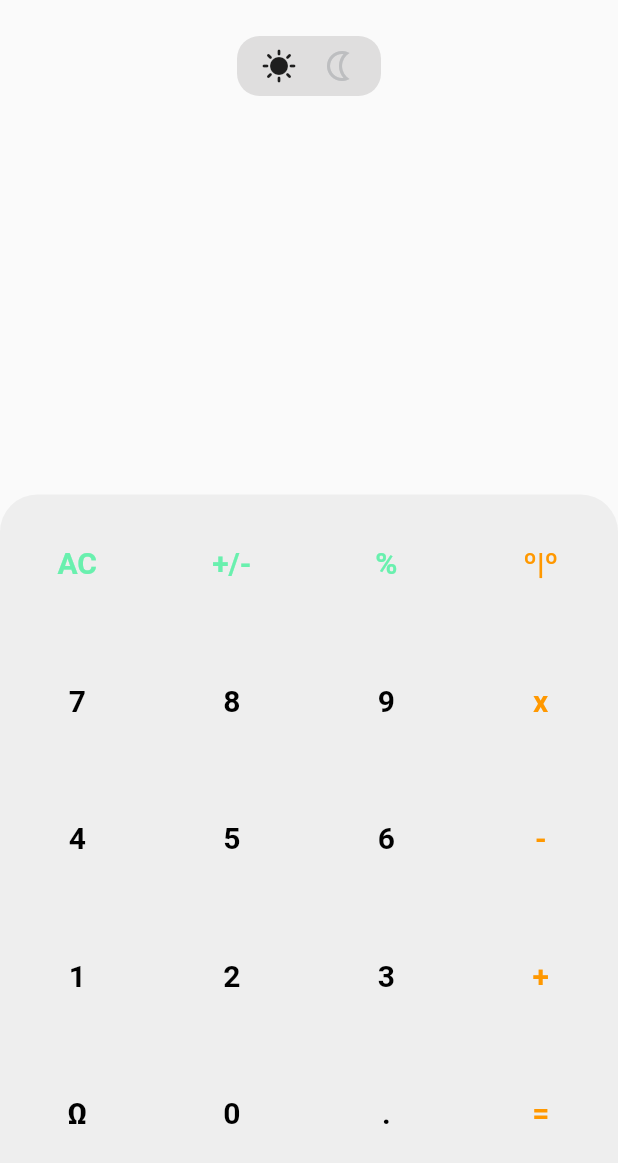
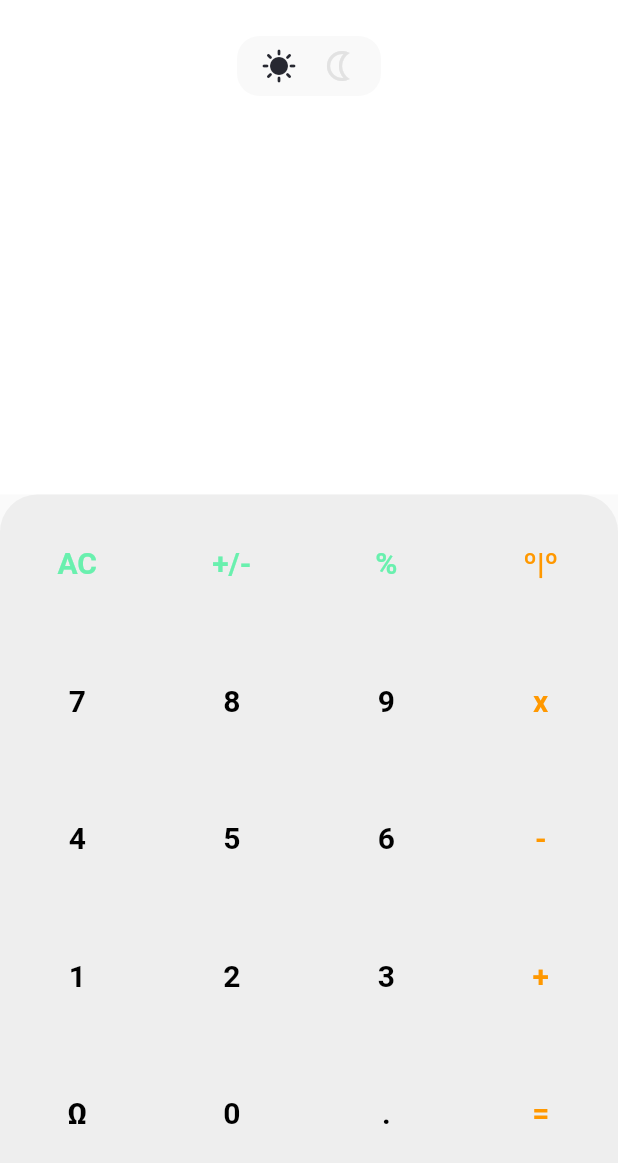
Before and after one commit to HerculesGit/calc_clean_arch, a Flutter app: the screen it shows after launch, on a phone screen of 412 x 824 dp. Shown: the top 1163 px of the screen. Run offline on Flutter 3.47's test engine with Material 2 defaults, Android fonts, the phone set to English and light mode, and no system bars.

Commit message:
add AppTheme, add provide to  change theme (light or dark), implement dark and light mode to display calculator

```diff
--- a/lib/config/themes.dart
+++ b/lib/config/themes.dart
@@ -3,3 +3,39 @@ import 'package:flutter/material.dart';
 const kDisplayResultTextStyle = TextStyle();
 
 const kDefaultMargin = 16.0;
+
+class AppTheme {
+  static bool _isDark = false;
+
+  static changeThemeMode(bool isDark) async {
+    _isDark = isDark;
+  }
+
+  static Color get primaryColor {
+    return (_isDark) ? const Color(0xFF18AC91) : const Color(0xFF18AC91);
+  }
+
+  static Color get secondaryColor {
+    return (_isDark) ? const Color(0xFFE69291) : const Color(0xFFE69291);
+  }
+
+  static Color get backgroundColor {
+    return (_isDark) ? const Color(0xFF22252D) : const Color(0xFFFFFFFF);
+  }
+
+  static Color get backgroundCardColor {
+    return (_isDark) ? const Color(0xFF2A2D37) : const Color(0xFFF9F9F9);
+  }
+
+  static Color get enabledAccentColor {
+    return (_isDark) ? const Color(0xFFFFFFFF) : const Color(0xFF272831);
+  }
+
+  static Color get disabledAccentColor {
+    return (_isDark) ? const Color(0xFF4C4F57) : const Color(0xFFE2E2E2);
+  }
+
+  static Color get textColor {
+    return (_isDark) ? const Color(0xFFFFFFFF) : const Color(0xFF272831);
+  }
+}
--- a/lib/main.dart
+++ b/lib/main.dart
@@ -1,3 +1,4 @@
+import 'package:calc_clean_arch/presentation/controllers/app_theme_controller.dart';
 import 'package:calc_clean_arch/presentation/controllers/basic_calculator_controller.dart';
 import 'package:flutter/material.dart';
 import 'package:provider/provider.dart';
@@ -24,10 +25,18 @@ class MyApp extends StatelessWidget {
 
   @override
   Widget build(BuildContext context) {
-    return MaterialApp(
-      title: 'Flutter Calc',
-      theme: ThemeData(primarySwatch: Colors.blue),
-      onGenerateRoute: AppRoutes.onGenerateRoutes,
+    return ChangeNotifierProvider(
+      create: (_) => AppThemeController(),
+      child: Consumer<AppThemeController>(
+        builder: (context, appTheme, child) {
+          return MaterialApp(
+            debugShowCheckedModeBanner: false,
+            title: 'Flutter Calc',
+            theme: ThemeData(primarySwatch: Colors.blue),
+            onGenerateRoute: AppRoutes.onGenerateRoutes,
+          );
+        },
+      ),
     );
   }
 }
--- /dev/null
+++ b/lib/presentation/controllers/app_theme_controller.dart
@@ -0,0 +1,19 @@
+import 'package:flutter/material.dart';
+
+import '../../config/themes.dart';
+
+class AppThemeController extends ChangeNotifier {
+  bool _isDark = false;
+
+  bool get isDark => _isDark;
+
+  AppThemeController() {
+    _isDark = false;
+  }
+
+  set isDark(bool isDark) {
+    _isDark = isDark;
+    AppTheme.changeThemeMode(_isDark);
+    notifyListeners();
+  }
+}
--- a/lib/presentation/widgets/calculator_display_widget.dart
+++ b/lib/presentation/widgets/calculator_display_widget.dart
@@ -1,6 +1,8 @@
 import 'package:flutter/material.dart';
+import 'package:provider/provider.dart';
 
 import '../../config/themes.dart';
+import '../controllers/app_theme_controller.dart';
 
 class CalculatorDisplayWidget extends StatelessWidget {
   final String result;
@@ -14,28 +16,29 @@ class CalculatorDisplayWidget extends StatelessWidget {
   Widget build(BuildContext context) => _buildDisplay(context);
 
   Widget _buildDisplay(BuildContext context) {
-    return Padding(
+    return Container(
       padding: const EdgeInsets.symmetric(
         horizontal: kDefaultMargin,
         vertical: kDefaultMargin + kDefaultMargin / 2,
       ),
+      color: AppTheme.backgroundColor,
       child: Column(
         crossAxisAlignment: CrossAxisAlignment.end,
         mainAxisAlignment: MainAxisAlignment.end,
         children: [
           Row(
               mainAxisAlignment: MainAxisAlignment.center,
-              children: [_buildChangeThemeButton()]),
+              children: [_buildChangeThemeButton(context)]),
           const Spacer(),
-          Text(term, style: const TextStyle(fontSize: 20)),
+          Text(term, style: TextStyle(fontSize: 20, color: AppTheme.textColor)),
           Padding(
             padding: const EdgeInsets.only(top: kDefaultMargin / 4),
             child: Text(
               '${result.isNotEmpty ? '=' : ''}$result',
-              style: const TextStyle(
+              style: TextStyle(
                 fontWeight: FontWeight.bold,
                 fontSize: 45.0,
-                color: Colors.black,
+                color: AppTheme.textColor,
               ),
             ),
           ),
@@ -44,21 +47,51 @@ class CalculatorDisplayWidget extends StatelessWidget {
     );
   }
 
-  Widget _buildChangeThemeButton() {
+  Widget _buildChangeThemeButton(BuildContext context) {
+    final appTheme = Provider.of<AppThemeController>(context);
     return Container(
       padding: const EdgeInsets.symmetric(
           horizontal: kDefaultMargin, vertical: kDefaultMargin / 2),
       decoration: BoxDecoration(
         borderRadius: BorderRadius.circular(15),
-        color: const Color(0xFFDFDEDE),
+        color: AppTheme.backgroundCardColor,
       ),
       child: Row(
-        children: const [
-          Icon(Icons.sunny),
-          SizedBox(width: kDefaultMargin),
-          Icon(Icons.nightlight_outlined, color: Color(0xFFBDBEC0)),
+        children: [
+          _buildButton(
+            context,
+            icon: Icons.sunny,
+            enabled: appTheme.isDark == false,
+            onTouch: () {
+              appTheme.isDark = false;
+            },
+          ),
+          const SizedBox(width: kDefaultMargin),
+          _buildButton(
+            enabled: appTheme.isDark == true,
+            context,
+            icon: Icons.nightlight_outlined,
+            onTouch: () {
+              appTheme.isDark = true;
+            },
+          ),
         ],
       ),
     );
   }
+
+  Widget _buildButton(BuildContext context,
+      {required IconData icon,
+      required bool enabled,
+      required Function onTouch}) {
+    return GestureDetector(
+      onTap: () => onTouch(),
+      child: AbsorbPointer(
+        child: Icon(icon,
+            color: enabled
+                ? AppTheme.enabledAccentColor
+                : AppTheme.disabledAccentColor),
+      ),
+    );
+  }
 }
```
